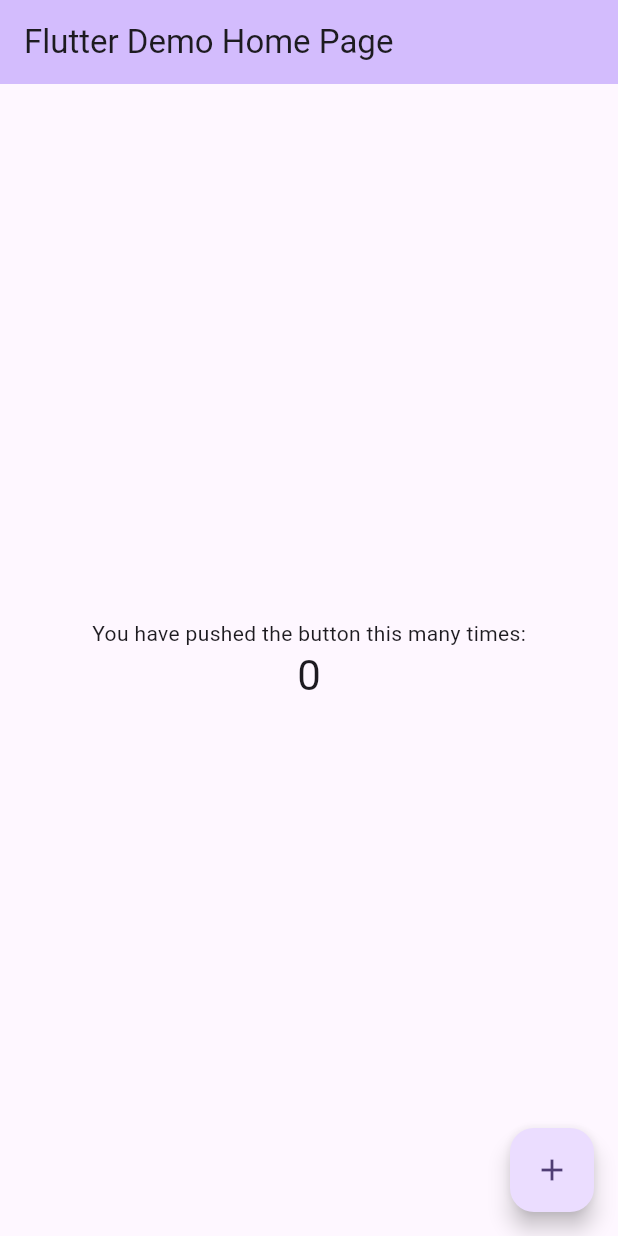
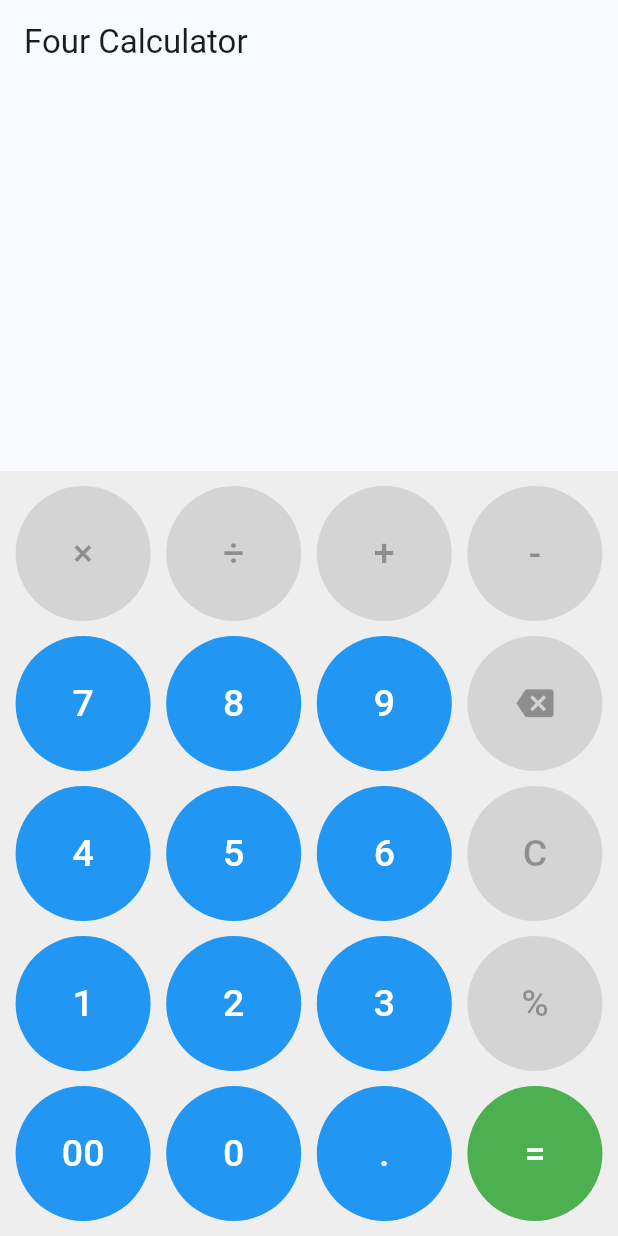
Before and after one commit to rifquramandhita/Flutter-FourCalculator, a Flutter app: the screen it shows after launch, on a phone screen of 412 x 824 dp. Run offline on Flutter 3.47's test engine with Material 3 defaults, Android fonts, the phone set to English and light mode, and no system bars; our stand-ins replace get_it, math_expressions.

Commit message:
feat: add home feature

```diff
--- /dev/null
+++ b/lib/app/presentation/home/home_screen.dart
@@ -0,0 +1,220 @@
+import 'package:flutter/material.dart';
+import 'package:four_calculator/app/presentation/home/home_notifier.dart';
+import 'package:four_calculator/core/widget/custom_filled_button.dart';
+import 'package:four_calculator/core/widget/custom_filled_button_icon.dart';
+import 'package:four_calculator/core/widget/custom_loading_widget.dart';
+import 'package:four_calculator/injection_container.dart';
+import 'package:provider/provider.dart';
+
+class HomeScreen extends StatelessWidget {
+  HomeScreen({super.key});
+
+  late HomeNotifier notifier;
+
+  @override
+  Widget build(BuildContext context) {
+    return ChangeNotifierProvider<HomeNotifier>(
+      create: (context) => sl(),
+      builder: (context, child) => _build(context),
+    );
+  }
+
+  _build(BuildContext context) {
+    notifier = Provider.of<HomeNotifier>(context);
+    return Scaffold(
+        appBar: _appBarBuild(),
+        body:
+            (notifier.isLoading) ? CustomLoadingWidget() : _bodyBuild(context));
+  }
+
+  _appBarBuild() {
+    return AppBar(
+      title: Text("Four Calculator"),
+    );
+  }
+
+  _bodyBuild(BuildContext context) {
+    return Column(
+      mainAxisAlignment: MainAxisAlignment.end,
+      crossAxisAlignment: CrossAxisAlignment.end,
+      children: [
+        Padding(
+          padding: const EdgeInsets.symmetric(horizontal: 15.0, vertical: 5),
+          child: Text(
+            notifier.fullInput,
+            style: TextStyle(fontSize: 30),
+            textAlign: TextAlign.end,
+          ),
+        ),
+        Padding(
+          padding: const EdgeInsets.symmetric(horizontal: 15.0, vertical: 5),
+          child: Text(
+            notifier.resultInput,
+            style: TextStyle(fontSize: 50, color: (notifier.isDone) ? Colors.black : Colors.grey),
+            textAlign: TextAlign.end,
+          ),
+        ),
+        SizedBox(
+          height: 10,
+        ),
+        Container(
+          color: Colors.grey[200],
+          width: double.maxFinite,
+          child: Column(
+            children: [
+              SizedBox(
+                height: 10,
+              ),
+              Row(
+                mainAxisAlignment: MainAxisAlignment.spaceEvenly,
+                children: [
+                  CustomFilledButton(
+                    onPress: (notifier.fullInput.length > 0) ? () => _onPressInputButton("×") : null,
+                    text: "×",
+                    backgroundColor: Colors.orange,
+                  ),
+                  CustomFilledButton(
+                      onPress: (notifier.fullInput.length > 0) ?  () => _onPressInputButton("÷") : null,
+                      text: "÷",
+                      backgroundColor: Colors.orange),
+                  CustomFilledButton(
+                      onPress: (notifier.fullInput.length > 0) ? () => _onPressInputButton("+") : null,
+                      text: "+",
+                      backgroundColor: Colors.orange),
+                  CustomFilledButton(
+                      onPress: (notifier.fullInput.length > 0) ? () => _onPressInputButton("-") : null,
+                      text: "-",
+                      backgroundColor: Colors.orange),
+                ],
+              ),
+              SizedBox(
+                height: 10,
+              ),
+              Row(
+                mainAxisAlignment: MainAxisAlignment.spaceEvenly,
+                children: [
+                  CustomFilledButton(
+                      onPress: () => _onPressInputButton("7"),
+                      text: "7",
+                      backgroundColor: Colors.blue),
+                  CustomFilledButton(
+                      onPress: () => _onPressInputButton("8"),
+                      text: "8",
+                      backgroundColor: Colors.blue),
+                  CustomFilledButton(
+                      onPress: () => _onPressInputButton("9"),
+                      text: "9",
+                      backgroundColor: Colors.blue),
+                  CustomFilledIconButton(
+                    onPress: (notifier.fullInput.length > 0)
+                        ? _onPressDeleteButton
+                        : null,
+                    icons: Icons.backspace,
+                    backgroundColor: Colors.red,
+                  ),
+                ],
+              ),
+              SizedBox(
+                height: 10,
+              ),
+              Row(
+                mainAxisAlignment: MainAxisAlignment.spaceEvenly,
+                children: [
+                  CustomFilledButton(
+                      onPress: () => _onPressInputButton("4"),
+                      text: "4",
+                      backgroundColor: Colors.blue),
+                  CustomFilledButton(
+                      onPress: () => _onPressInputButton("5"),
+                      text: "5",
+                      backgroundColor: Colors.blue),
+                  CustomFilledButton(
+                      onPress: () => _onPressInputButton("6"),
+                      text: "6",
+                      backgroundColor: Colors.blue),
+                  CustomFilledButton(
+                      onPress: (notifier.fullInput.length > 0)
+                          ? _onPressClearButton
+                          : null,
+                      text: "C",
+                      backgroundColor: Colors.red),
+                ],
+              ),
+              SizedBox(
+                height: 10,
+              ),
+              Row(
+                mainAxisAlignment: MainAxisAlignment.spaceEvenly,
+                children: [
+                  CustomFilledButton(
+                      onPress: () => _onPressInputButton("1"),
+                      text: "1",
+                      backgroundColor: Colors.blue),
+                  CustomFilledButton(
+                      onPress: () => _onPressInputButton("2"),
+                      text: "2",
+                      backgroundColor: Colors.blue),
+                  CustomFilledButton(
+                      onPress: () => _onPressInputButton("3"),
+                      text: "3",
+                      backgroundColor: Colors.blue),
+                  CustomFilledButton(
+                      onPress: (notifier.fullInput.length > 0) ? () => _onPressInputButton("%") : null,
+                      text: "%",
+                      backgroundColor: Colors.orange),
+                ],
+              ),
+              SizedBox(
+                height: 10,
+              ),
+              Row(
+                mainAxisAlignment: MainAxisAlignment.spaceEvenly,
+                children: [
+                  CustomFilledButton(
+                      onPress: () => _onPressInputButton("00"),
+                      text: "00",
+                      backgroundColor: Colors.blue),
+                  CustomFilledButton(
+                      onPress: () => _onPressInputButton("0"),
+                      text: "0",
+                      backgroundColor: Colors.blue),
+                  CustomFilledButton(
+                      onPress: () => _onPressInputButton("."),
+                      text: ".",
+                      backgroundColor: Colors.blue),
+                  CustomFilledButton(
+                      onPress: () => _onPressDoneButton(),
+                      text: "=",
+                      backgroundColor: Colors.green),
+                ],
+              ),
+              SizedBox(
+                height: 10,
+              )
+            ],
+          ),
+        )
+      ],
+    );
+  }
+
+  _onPressInputButton(String param) {
+    notifier.addInput(param);
+  }
+
+  // _onPressOperationButton(String param){
+  //   notifier.addOperation(param);
+  // }
+
+  _onPressDeleteButton() {
+    notifier.delete();
+  }
+
+  _onPressClearButton() {
+    notifier.clear();
+  }
+
+  _onPressDoneButton() {
+    notifier.done();
+  }
+}
--- /dev/null
+++ b/lib/core/provider/base_provider.dart
@@ -0,0 +1,28 @@
+import 'package:flutter/cupertino.dart';
+
+class BaseProvider with ChangeNotifier{
+  bool _isDispose = false;
+  bool _isLoading = false;
+
+  bool get isLoading => _isLoading;
+
+  void showLoading(){
+    if(!_isDispose){
+      _isLoading = true;
+      notifyListeners();
+    }
+  }
+
+  void hideLoading(){
+    if(!_isDispose){
+      _isLoading = false;
+      notifyListeners();
+    }
+  }
+
+  @override
+  void dispose() {
+    _isDispose = true;
+    super.dispose();
+  }
+}
--- /dev/null
+++ b/lib/core/widget/custom_filled_button.dart
@@ -0,0 +1,26 @@
+import 'package:flutter/material.dart';
+
+class CustomFilledButton extends StatelessWidget {
+  final onPress;
+  final String text;
+  final MaterialColor backgroundColor;
+
+  const CustomFilledButton({super.key, required this.onPress, required this.text, required this.backgroundColor});
+
+  @override
+  Widget build(BuildContext context) {
+    return Container(
+      width: 90,
+      height: 90,
+      child: FilledButton(
+          onPressed: onPress,
+          child: Padding(
+            padding: EdgeInsets.symmetric(horizontal: 5, vertical: 10),
+            child: Text(text, style: TextStyle(fontSize: 25),),
+          ),
+      style: FilledButton.styleFrom(
+        backgroundColor: backgroundColor
+      ),),
+    );
+  }
+}
--- /dev/null
+++ b/lib/core/widget/custom_filled_button_icon.dart
@@ -0,0 +1,26 @@
+import 'package:flutter/material.dart';
+
+class CustomFilledIconButton extends StatelessWidget {
+  final onPress;
+  final IconData icons;
+  final MaterialColor backgroundColor;
+
+  const CustomFilledIconButton({super.key, required this.onPress, required this.icons, required this.backgroundColor});
+
+  @override
+  Widget build(BuildContext context) {
+    return Container(
+      width: 90,
+      height: 90,
+      child: FilledButton(
+          onPressed: onPress,
+          child: Padding(
+            padding: EdgeInsets.symmetric(horizontal: 5, vertical: 10),
+            child: Icon(icons, size: 25,),
+          ),
+      style: FilledButton.styleFrom(
+        backgroundColor: backgroundColor
+      ),),
+    );
+  }
+}
--- /dev/null
+++ b/lib/injection_container.dart
@@ -0,0 +1,11 @@
+import 'package:four_calculator/app/presentation/home/home_notifier.dart';
+import 'package:get_it/get_it.dart';
+
+final sl = GetIt.instance;
+
+void initDependencies(){
+
+  //provider
+  sl.registerFactory<HomeNotifier>(() => HomeNotifier());
+
+}
--- a/lib/main.dart
+++ b/lib/main.dart
@@ -1,125 +1,23 @@
 import 'package:flutter/material.dart';
+import 'package:four_calculator/app/presentation/home/home_screen.dart';
+import 'package:four_calculator/injection_container.dart';
 
 void main() {
+  initDependencies();
   runApp(const MyApp());
 }
 
 class MyApp extends StatelessWidget {
   const MyApp({super.key});
 
-  // This widget is the root of your application.
   @override
   Widget build(BuildContext context) {
     return MaterialApp(
-      title: 'Flutter Demo',
       theme: ThemeData(
-        // This is the theme of your application.
-        //
-        // TRY THIS: Try running your application with "flutter run". You'll see
-        // the application has a purple toolbar. Then, without quitting the app,
-        // try changing the seedColor in the colorScheme below to Colors.green
-        // and then invoke "hot reload" (save your changes or press the "hot
-        // reload" button in a Flutter-supported IDE, or press "r" if you used
-        // the command line to start the app).
-        //
-        // Notice that the counter didn't reset back to zero; the application
-        // state is not lost during the reload. To reset the state, use hot
-        // restart instead.
-        //
-        // This works for code too, not just values: Most code changes can be
-        // tested with just a hot reload.
-        colorScheme: ColorScheme.fromSeed(seedColor: Colors.deepPurple),
         useMaterial3: true,
+        colorSchemeSeed: Colors.blue
       ),
-      home: const MyHomePage(title: 'Flutter Demo Home Page'),
+      home: HomeScreen(),
     );
   }
 }
-
-class MyHomePage extends StatefulWidget {
-  const MyHomePage({super.key, required this.title});
-
-  // This widget is the home page of your application. It is stateful, meaning
-  // that it has a State object (defined below) that contains fields that affect
-  // how it looks.
-
-  // This class is the configuration for the state. It holds the values (in this
-  // case the title) provided by the parent (in this case the App widget) and
-  // used by the build method of the State. Fields in a Widget subclass are
-  // always marked "final".
-
-  final String title;
-
-  @override
-  State<MyHomePage> createState() => _MyHomePageState();
-}
-
-class _MyHomePageState extends State<MyHomePage> {
-  int _counter = 0;
-
-  void _incrementCounter() {
-    setState(() {
-      // This call to setState tells the Flutter framework that something has
-      // changed in this State, which causes it to rerun the build method below
-      // so that the display can reflect the updated values. If we changed
-      // _counter without calling setState(), then the build method would not be
-      // called again, and so nothing would appear to happen.
-      _counter++;
-    });
-  }
-
-  @override
-  Widget build(BuildContext context) {
-    // This method is rerun every time setState is called, for instance as done
-    // by the _incrementCounter method above.
-    //
-    // The Flutter framework has been optimized to make rerunning build methods
-    // fast, so that you can just rebuild anything that needs updating rather
-    // than having to individually change instances of widgets.
-    return Scaffold(
-      appBar: AppBar(
-        // TRY THIS: Try changing the color here to a specific color (to
-        // Colors.amber, perhaps?) and trigger a hot reload to see the AppBar
-        // change color while the other colors stay the same.
-        backgroundColor: Theme.of(context).colorScheme.inversePrimary,
-        // Here we take the value from the MyHomePage object that was created by
-        // the App.build method, and use it to set our appbar title.
-        title: Text(widget.title),
-      ),
-      body: Center(
-        // Center is a layout widget. It takes a single child and positions it
-        // in the middle of the parent.
-        child: Column(
-          // Column is also a layout widget. It takes a list of children and
-          // arranges them vertically. By default, it sizes itself to fit its
-          // children horizontally, and tries to be as tall as its parent.
-          //
-          // Column has various properties to control how it sizes itself and
-          // how it positions its children. Here we use mainAxisAlignment to
-          // center the children vertically; the main axis here is the vertical
-          // axis because Columns are vertical (the cross axis would be
-          // horizontal).
-          //
-          // TRY THIS: Invoke "debug painting" (choose the "Toggle Debug Paint"
-          // action in the IDE, or press "p" in the console), to see the
-          // wireframe for each widget.
-          mainAxisAlignment: MainAxisAlignment.center,
-          children: <Widget>[
-            const Text(
-              'You have pushed the button this many times:',
-            ),
-            Text(
-              '$_counter',
-              style: Theme.of(context).textTheme.headlineMedium,
-            ),
-          ],
-        ),
-      ),
-      floatingActionButton: FloatingActionButton(
-        onPressed: _incrementCounter,
-        tooltip: 'Increment',
-        child: const Icon(Icons.add),
-      ), // This trailing comma makes auto-formatting nicer for build methods.
-    );
-  }
-}
```
Also changed, not shown: lib/app/presentation/home/home_notifier.dart (added, +66 -0 lines), lib/core/widget/custom_loading_widget.dart (added, +17 -0 lines).
